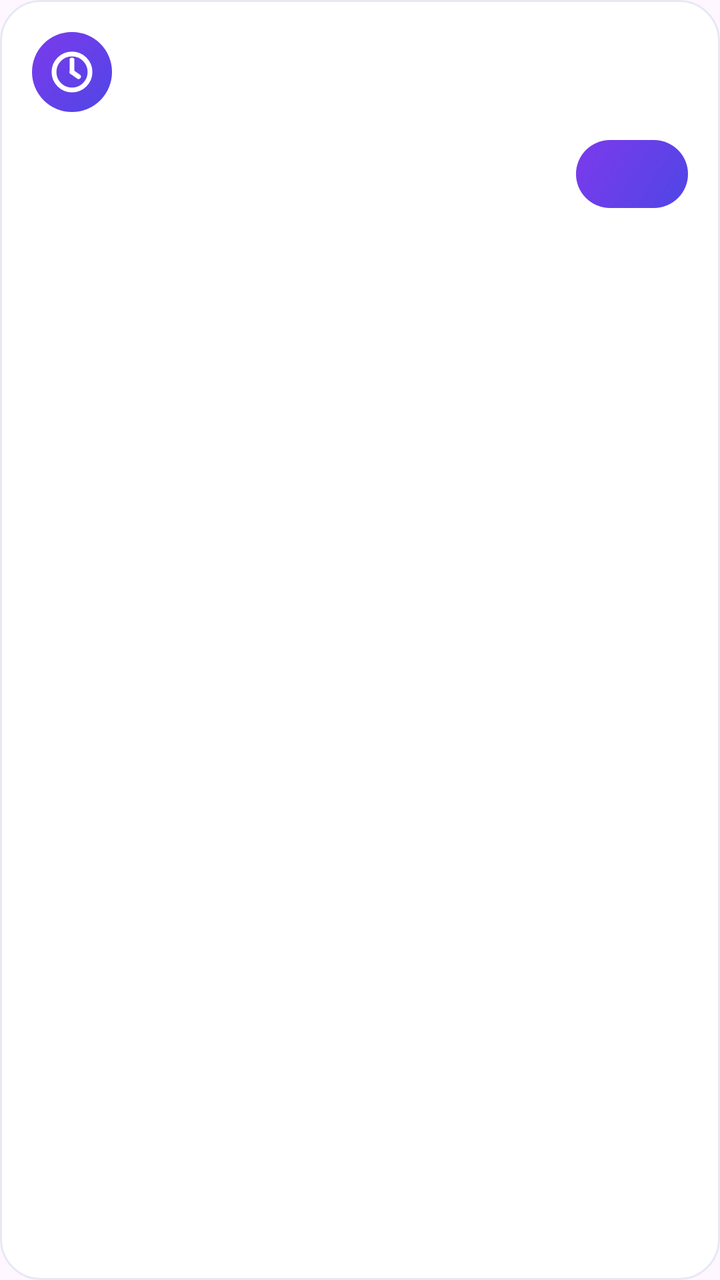
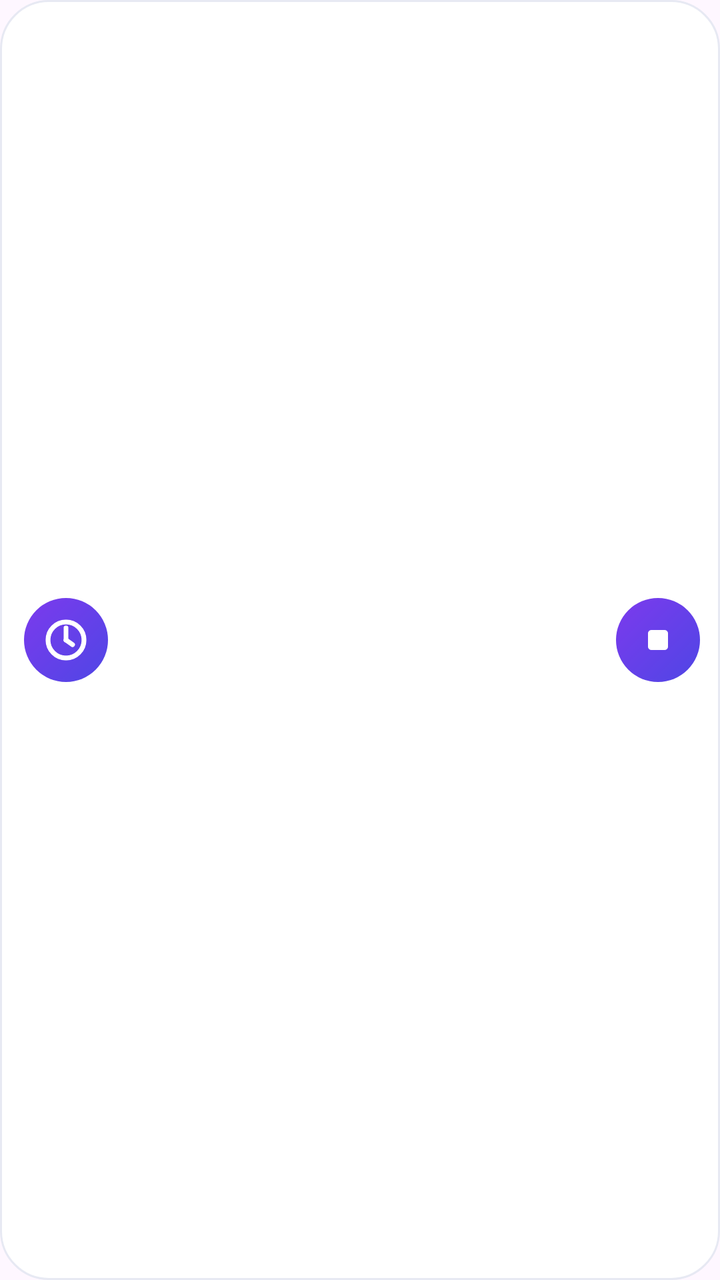

The first picture is an Android layout as it rendered before a commit; the second is the same layout after the commit. The layout source and the unified diff follow.
<!-- AndroidManifest.xml: application theme Theme.DaxiaoWeekAlarm -->
<!-- res/layout/float_alarm.xml -->
<?xml version="1.0" encoding="utf-8"?>
<LinearLayout xmlns:android="http://schemas.android.com/apk/res/android"
    android:layout_width="300dp"
    android:layout_height="wrap_content"
    android:background="@drawable/bg_float_card"
    android:orientation="vertical"
    android:paddingStart="16dp"
    android:paddingTop="16dp"
    android:paddingEnd="16dp"
    android:paddingBottom="14dp">

    <LinearLayout
        android:layout_width="match_parent"
        android:layout_height="wrap_content"
        android:gravity="center_vertical"
        android:orientation="horizontal">

        <ImageView
            android:layout_width="40dp"
            android:layout_height="40dp"
            android:background="@drawable/bg_notif_icon"
            android:contentDescription="@null"
            android:padding="8dp"
            android:src="@drawable/ic_notification" />

        <LinearLayout
            android:layout_width="0dp"
            android:layout_height="wrap_content"
            android:layout_marginStart="12dp"
            android:layout_weight="1"
            android:orientation="vertical">

            <TextView
                android:id="@+id/fa_title"
                android:layout_width="match_parent"
                android:layout_height="wrap_content"
                android:ellipsize="end"
                android:includeFontPadding="false"
                android:maxLines="1"
                android:textColor="@color/ink"
                android:textSize="16sp"
                android:textStyle="bold" />

            <TextView
                android:id="@+id/fa_sub"
                android:layout_width="match_parent"
                android:layout_height="wrap_content"
                android:layout_marginTop="3dp"
                android:ellipsize="end"
                android:includeFontPadding="false"
                android:maxLines="1"
                android:textColor="@color/sub"
                android:textSize="12sp" />
        </LinearLayout>
    </LinearLayout>

    <LinearLayout
        android:layout_width="match_parent"
        android:layout_height="wrap_content"
        android:layout_marginTop="14dp"
        android:gravity="end"
        android:orientation="horizontal">

        <TextView
            android:id="@+id/fa_snooze"
            android:layout_width="wrap_content"
            android:layout_height="34dp"
            android:layout_marginEnd="8dp"
            android:background="@drawable/bg_notif_action_outline"
            android:gravity="center"
            android:includeFontPadding="false"
            android:maxLines="1"
            android:minWidth="56dp"
            android:paddingStart="12dp"
            android:paddingEnd="12dp"
            android:textColor="@color/indigo"
            android:textSize="13sp"
            android:textStyle="bold"
            android:visibility="gone" />

        <TextView
            android:id="@+id/fa_stop"
            android:layout_width="wrap_content"
            android:layout_height="34dp"
            android:background="@drawable/bg_notif_action"
            android:gravity="center"
            android:includeFontPadding="false"
            android:maxLines="1"
            android:minWidth="56dp"
            android:paddingStart="12dp"
            android:paddingEnd="12dp"
            android:textColor="@color/white"
            android:textSize="13sp"
            android:textStyle="bold" />
    </LinearLayout>
</LinearLayout>
<!-- resources referenced by this layout -->
<resources>
  <color name="indigo">#4F46E5</color>
  <color name="ink">#1E2235</color>
  <color name="sub">#6B7189</color>
  <color name="white">#FFFFFFFF</color>
  <!-- drawable bg_float_card (drawable) -->
  <?xml version="1.0" encoding="utf-8"?>
  <shape xmlns:android="http://schemas.android.com/apk/res/android"
      android:shape="rectangle">
      <solid android:color="@color/card" />
      <stroke
          android:width="1dp"
          android:color="@color/line" />
      <corners android:radius="20dp" />
  </shape>
  <!-- drawable bg_notif_action (drawable) -->
  <?xml version="1.0" encoding="utf-8"?>
  <shape xmlns:android="http://schemas.android.com/apk/res/android"
      android:shape="rectangle">
      <gradient
          android:angle="135"
          android:startColor="@color/indigo"
          android:endColor="@color/violet" />
      <corners android:radius="100dp" />
  </shape>
  <!-- drawable bg_notif_action_outline (drawable) -->
  <?xml version="1.0" encoding="utf-8"?>
  <shape xmlns:android="http://schemas.android.com/apk/res/android"
      android:shape="rectangle">
      <stroke
          android:width="1.2dp"
          android:color="@color/violet" />
      <corners android:radius="100dp" />
  </shape>
  <!-- drawable bg_notif_icon (drawable) -->
  <?xml version="1.0" encoding="utf-8"?>
  <shape xmlns:android="http://schemas.android.com/apk/res/android"
      android:shape="oval">
      <gradient
          android:angle="135"
          android:startColor="@color/indigo"
          android:endColor="@color/violet" />
  </shape>
  <!-- drawable ic_notification (drawable) -->
  <?xml version="1.0" encoding="utf-8"?>
  <vector xmlns:android="http://schemas.android.com/apk/res/android"
      android:width="24dp"
      android:height="24dp"
      android:viewportWidth="24"
      android:viewportHeight="24">
      
      <path
          android:fillColor="#00000000"
          android:pathData="M12,12 m-9,0 a9,9 0 1,0 18,0 a9,9 0 1,0 -18,0"
          android:strokeColor="#FFFFFF"
          android:strokeWidth="2.4" />
      
      <path
          android:fillColor="#00000000"
          android:pathData="M12,12 L12,6"
          android:strokeColor="#FFFFFF"
          android:strokeLineCap="round"
          android:strokeWidth="2.4" />
      
      <path
          android:fillColor="#00000000"
          android:pathData="M12,12 L15.26,14.32"
          android:strokeColor="#FFFFFF"
          android:strokeLineCap="round"
          android:strokeWidth="2.4" />
  </vector>
  <style name="Theme.DaxiaoWeekAlarm" parent="Theme.Material3.DayNight.NoActionBar">
          <item name="colorPrimary">@color/indigo</item>
          <item name="colorPrimaryVariant">@color/indigo_dark</item>
          <item name="colorOnPrimary">@color/white</item>
          <item name="android:statusBarColor">@color/bg</item>
          <item name="android:windowLightStatusBar">true</item>
      </style>
  <color name="card">#FFFFFF</color>
  <color name="line">#E7E9F3</color>
  <color name="violet">#7C3AED</color>
  <color name="indigo_dark">#4338CA</color>
  <color name="bg">#F4F5FB</color>
</resources>

<!-- the commit's change to res/layout/float_alarm.xml (unified diff, before → after) -->
@@ -1,96 +1,77 @@
 <?xml version="1.0" encoding="utf-8"?>
 <LinearLayout xmlns:android="http://schemas.android.com/apk/res/android"
-    android:layout_width="300dp"
+    android:layout_width="match_parent"
     android:layout_height="wrap_content"
     android:background="@drawable/bg_float_card"
-    android:orientation="vertical"
-    android:paddingStart="16dp"
-    android:paddingTop="16dp"
-    android:paddingEnd="16dp"
-    android:paddingBottom="14dp">
+    android:gravity="center_vertical"
+    android:orientation="horizontal"
+    android:paddingStart="12dp"
+    android:paddingTop="10dp"
+    android:paddingEnd="10dp"
+    android:paddingBottom="10dp">
+
+    <ImageView
+        android:layout_width="42dp"
+        android:layout_height="42dp"
+        android:background="@drawable/bg_notif_icon"
+        android:contentDescription="@null"
+        android:padding="9dp"
+        android:src="@drawable/ic_notification" />
 
     <LinearLayout
-        android:layout_width="match_parent"
+        android:layout_width="0dp"
         android:layout_height="wrap_content"
-        android:gravity="center_vertical"
-        android:orientation="horizontal">
+        android:layout_marginStart="11dp"
+        android:layout_weight="1"
+        android:orientation="vertical">
 
-        <ImageView
-            android:layout_width="40dp"
-            android:layout_height="40dp"
-            android:background="@drawable/bg_notif_icon"
-            android:contentDescription="@null"
-            android:padding="8dp"
-            android:src="@drawable/ic_notification" />
+        <TextView
+            android:id="@+id/fa_title"
+            android:layout_width="match_parent"
+            android:layout_height="wrap_content"
+            android:ellipsize="end"
+            android:includeFontPadding="false"
+            android:maxLines="1"
+            android:textColor="@color/ink"
+            android:textSize="16sp"
+            android:textStyle="bold" />
 
-        <LinearLayout
-            android:layout_width="0dp"
+        <TextView
+            android:id="@+id/fa_sub"
+            android:layout_width="match_parent"
             android:layout_height="wrap_content"
-            android:layout_marginStart="12dp"
-            android:layout_weight="1"
-            android:orientation="vertical">
-
-            <TextView
-                android:id="@+id/fa_title"
-                android:layout_width="match_parent"
-                android:layout_height="wrap_content"
-                android:ellipsize="end"
-                android:includeFontPadding="false"
-                android:maxLines="1"
-                android:textColor="@color/ink"
-                android:textSize="16sp"
-                android:textStyle="bold" />
-
-            <TextView
-                android:id="@+id/fa_sub"
-                android:layout_width="match_parent"
-                android:layout_height="wrap_content"
-                android:layout_marginTop="3dp"
-                android:ellipsize="end"
-                android:includeFontPadding="false"
-                android:maxLines="1"
-                android:textColor="@color/sub"
-                android:textSize="12sp" />
-        </LinearLayout>
+            android:layout_marginTop="3dp"
+            android:ellipsize="end"
+            android:includeFontPadding="false"
+            android:maxLines="1"
+            android:textColor="@color/sub"
+            android:textSize="12sp" />
     </LinearLayout>
 
-    <LinearLayout
-        android:layout_width="match_parent"
-        android:layout_height="wrap_content"
-        android:layout_marginTop="14dp"
-        android:gravity="end"
-        android:orientation="horizontal">
+    
+    <ImageButton
+        android:id="@+id/fa_snooze"
+        android:layout_width="42dp"
+        android:layout_height="42dp"
+        android:layout_marginStart="6dp"
+        android:background="@drawable/bg_float_btn_outline"
+        android:contentDescription="稍后再响"
+        android:padding="10dp"
+        android:scaleType="fitCenter"
+        android:src="@drawable/ic_notif_snooze"
+        android:tint="@color/indigo"
+        android:visibility="gone" />
 
-        <TextView
-            android:id="@+id/fa_snooze"
-            android:layout_width="wrap_content"
-            android:layout_height="34dp"
-            android:layout_marginEnd="8dp"
-            android:background="@drawable/bg_notif_action_outline"
-            android:gravity="center"
-            android:includeFontPadding="false"
-            android:maxLines="1"
-            android:minWidth="56dp"
-            android:paddingStart="12dp"
-            android:paddingEnd="12dp"
-            android:textColor="@color/indigo"
-            android:textSize="13sp"
-            android:textStyle="bold"
-            android:visibility="gone" />
-
-        <TextView
-            android:id="@+id/fa_stop"
-            android:layout_width="wrap_content"
-            android:layout_height="34dp"
-            android:background="@drawable/bg_notif_action"
-            android:gravity="center"
-            android:includeFontPadding="false"
-            android:maxLines="1"
-            android:minWidth="56dp"
-            android:paddingStart="12dp"
-            android:paddingEnd="12dp"
-            android:textColor="@color/white"
-            android:textSize="13sp"
-            android:textStyle="bold" />
-    </LinearLayout>
+    
+    <ImageButton
+        android:id="@+id/fa_stop"
+        android:layout_width="42dp"
+        android:layout_height="42dp"
+        android:layout_marginStart="8dp"
+        android:background="@drawable/bg_float_btn_solid"
+        android:contentDescription="停止"
+        android:padding="11dp"
+        android:scaleType="fitCenter"
+        android:src="@drawable/ic_float_stop"
+        android:tint="@color/white" />
 </LinearLayout>
<!-- resource entries referenced after the edit -->
@@ -4,6 +4,24 @@
   <color name="ink">#1E2235</color>
   <color name="sub">#6B7189</color>
   <color name="white">#FFFFFFFF</color>
+  <!-- drawable bg_float_btn_outline (drawable) -->
+  <?xml version="1.0" encoding="utf-8"?>
+  <shape xmlns:android="http://schemas.android.com/apk/res/android"
+      android:shape="oval">
+      <solid android:color="@android:color/transparent" />
+      <stroke
+          android:width="1.5dp"
+          android:color="@color/indigo" />
+  </shape>
+  <!-- drawable bg_float_btn_solid (drawable) -->
+  <?xml version="1.0" encoding="utf-8"?>
+  <shape xmlns:android="http://schemas.android.com/apk/res/android"
+      android:shape="oval">
+      <gradient
+          android:angle="135"
+          android:startColor="@color/indigo"
+          android:endColor="@color/violet" />
+  </shape>
   <!-- drawable bg_float_card (drawable) -->
   <?xml version="1.0" encoding="utf-8"?>
   <shape xmlns:android="http://schemas.android.com/apk/res/android"
@@ -12,26 +30,7 @@
       <stroke
           android:width="1dp"
           android:color="@color/line" />
-      <corners android:radius="20dp" />
-  </shape>
-  <!-- drawable bg_notif_action (drawable) -->
-  <?xml version="1.0" encoding="utf-8"?>
-  <shape xmlns:android="http://schemas.android.com/apk/res/android"
-      android:shape="rectangle">
-      <gradient
-          android:angle="135"
-          android:startColor="@color/indigo"
-          android:endColor="@color/violet" />
-      <corners android:radius="100dp" />
-  </shape>
-  <!-- drawable bg_notif_action_outline (drawable) -->
-  <?xml version="1.0" encoding="utf-8"?>
-  <shape xmlns:android="http://schemas.android.com/apk/res/android"
-      android:shape="rectangle">
-      <stroke
-          android:width="1.2dp"
-          android:color="@color/violet" />
-      <corners android:radius="100dp" />
+      <corners android:radius="24dp" />
   </shape>
   <!-- drawable bg_notif_icon (drawable) -->
   <?xml version="1.0" encoding="utf-8"?>
@@ -42,6 +41,31 @@
           android:startColor="@color/indigo"
           android:endColor="@color/violet" />
   </shape>
+  <!-- drawable ic_float_stop (drawable) -->
+  <?xml version="1.0" encoding="utf-8"?>
+  <vector xmlns:android="http://schemas.android.com/apk/res/android"
+      android:width="24dp"
+      android:height="24dp"
+      android:viewportWidth="24"
+      android:viewportHeight="24">
+      <path
+          android:fillColor="#FFFFFFFF"
+          android:pathData="M8,6h8a2,2 0 0 1 2,2v8a2,2 0 0 1 -2,2H8a2,2 0 0 1 -2,-2V8a2,2 0 0 1 2,-2z" />
+  </vector>
+  <!-- drawable ic_notif_snooze (drawable) -->
+  <?xml version="1.0" encoding="utf-8"?>
+  <vector xmlns:android="http://schemas.android.com/apk/res/android"
+      android:width="24dp"
+      android:height="24dp"
+      android:viewportWidth="24"
+      android:viewportHeight="24">
+      <path
+          android:fillColor="#FFFFFFFF"
+          android:pathData="M12,2C6.48,2 2,6.48 2,12s4.48,10 10,10 10,-4.48 10,-10S17.52,2 12,2zM12,20c-4.41,0 -8,-3.59 -8,-8s3.59,-8 8,-8 8,3.59 8,8 -3.59,8 -8,8z" />
+      <path
+          android:fillColor="#FFFFFFFF"
+          android:pathData="M12.5,7L11,7v6l5.25,3.15 0.75,-1.23 -4.5,-2.67z" />
+  </vector>
   <!-- drawable ic_notification (drawable) -->
   <?xml version="1.0" encoding="utf-8"?>
   <vector xmlns:android="http://schemas.android.com/apk/res/android"
